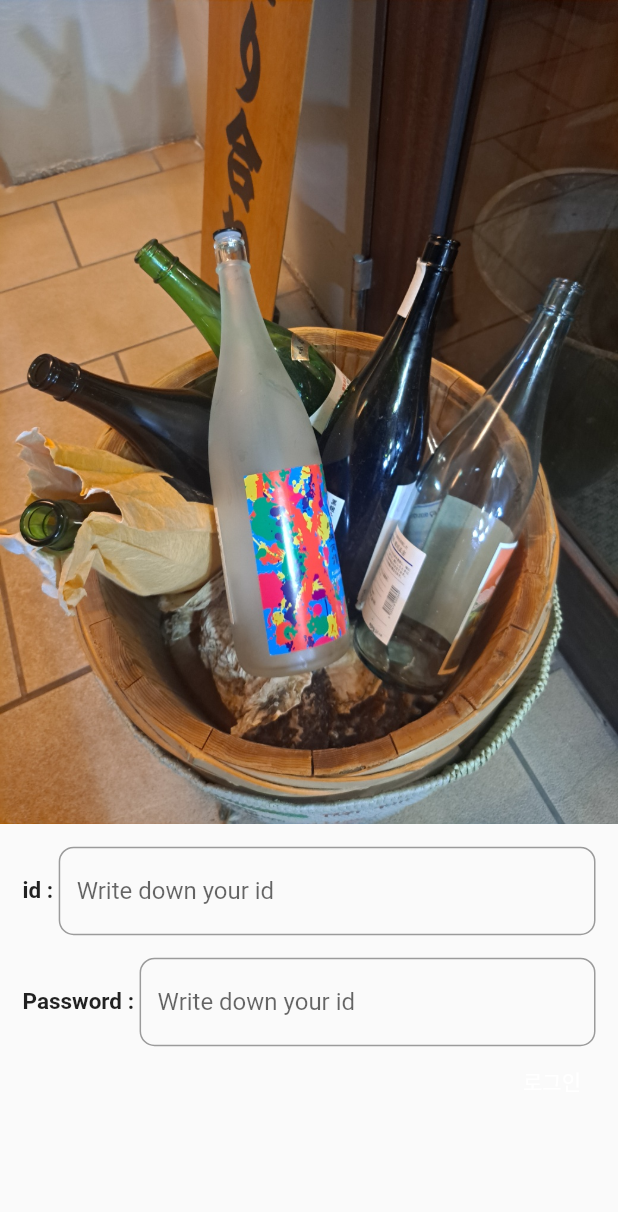
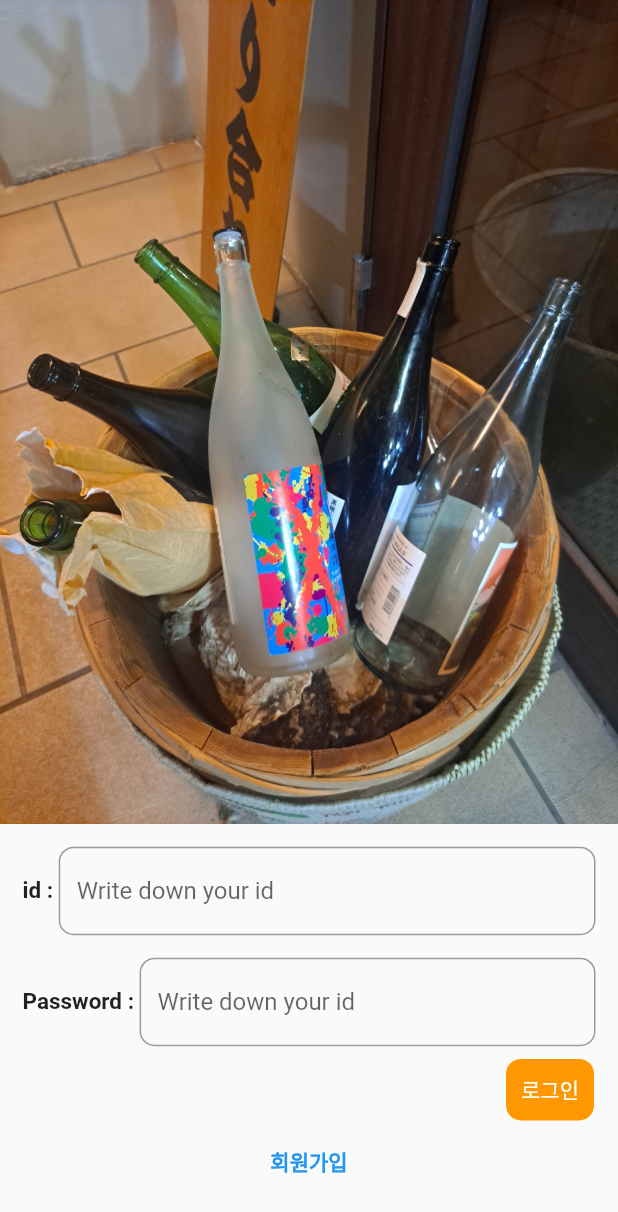
Before and after one commit to hongcheol5125/practice-attendance_app-, a Flutter app: the screen it shows after launch, on a phone screen of 412 x 824 dp. Shown: the top 1212 px of the screen. Run offline on Flutter 3.47's test engine with Material 2 defaults, Android fonts, the light colour scheme and no system bars; our stand-ins replace firebase_core; accounts and stored records are empty.

Commit message:
UI(홈페이지, 회원가입) 완성!

```diff
--- a/lib/pages/calendar_page.dart
+++ b/lib/pages/calendar_page.dart
@@ -10,6 +10,10 @@ class CalendarPage extends StatefulWidget {
 class _CalendarPageState extends State<CalendarPage> {
   @override
   Widget build(BuildContext context) {
-    return Container();
+    return Scaffold(
+      body: Center(
+        child: Text('드디어 Text 쓸 때 child 쓴다는걸 기억했다!'),
+      ),
+    );
   }
 }
--- a/lib/pages/home_page.dart
+++ b/lib/pages/home_page.dart
@@ -1,4 +1,5 @@
 import 'package:attendance_app_final/pages/calendar_page.dart';
+import 'package:attendance_app_final/pages/register_page.dart';
 import 'package:flutter/material.dart';
 
 class HomePage extends StatefulWidget {
@@ -20,10 +21,21 @@ class _HomePageState extends State<HomePage> {
     );
   }
 
+  gotoRegisterPage() {
+    Navigator.of(context).push(
+      MaterialPageRoute(
+        builder: (context) => RegisterPage(),
+      ),
+    );
+  }
+
   @override
   Widget build(BuildContext context) {
     return Scaffold(
-      body: Column(
+      body: GestureDetector(
+        onTap: () => FocusScope.of(context).unfocus(),
+        child: SingleChildScrollView(
+          child: Column(
             children: [
               Image.asset('assets/imgs/alcohol.jpg'),
               Padding(
@@ -79,20 +91,45 @@ class _HomePageState extends State<HomePage> {
               Row(
                 mainAxisAlignment: MainAxisAlignment.end,
                 children: [
-              MaterialButton(
+                  Padding(
+                    padding: const EdgeInsets.only(top: 5.0),
+                    child: MaterialButton(
+                      child: Container(
+                        decoration: BoxDecoration(
+                          color: Colors.orange,
+                          borderRadius: BorderRadius.circular(10.0),
+                        ),
+                        child: Padding(
+                          padding: const EdgeInsets.all(10.0),
                           child: Text(
                             '로그인',
                             style: TextStyle(
                               color: Colors.white,
                             ),
                           ),
+                        ),
+                      ),
                       onPressed: () {
                         return gotoCalendarPage();
                       },
                     ),
+                  ),
                 ],
-          )
+              ),
+              TextButton(
+                onPressed: () {
+                  return gotoRegisterPage();
+                },
+                child: Text(
+                  '회원가입',
+                  style: TextStyle(
+                    fontWeight : FontWeight.bold,
+                  ),
+                ),
+              ),
             ],
+          ),
+        ),
       ),
     );
   }
```
Also changed, not shown: lib/pages/register_page.dart (added, +124 -0 lines). Lines whose indentation alone changed are shown as unchanged.
